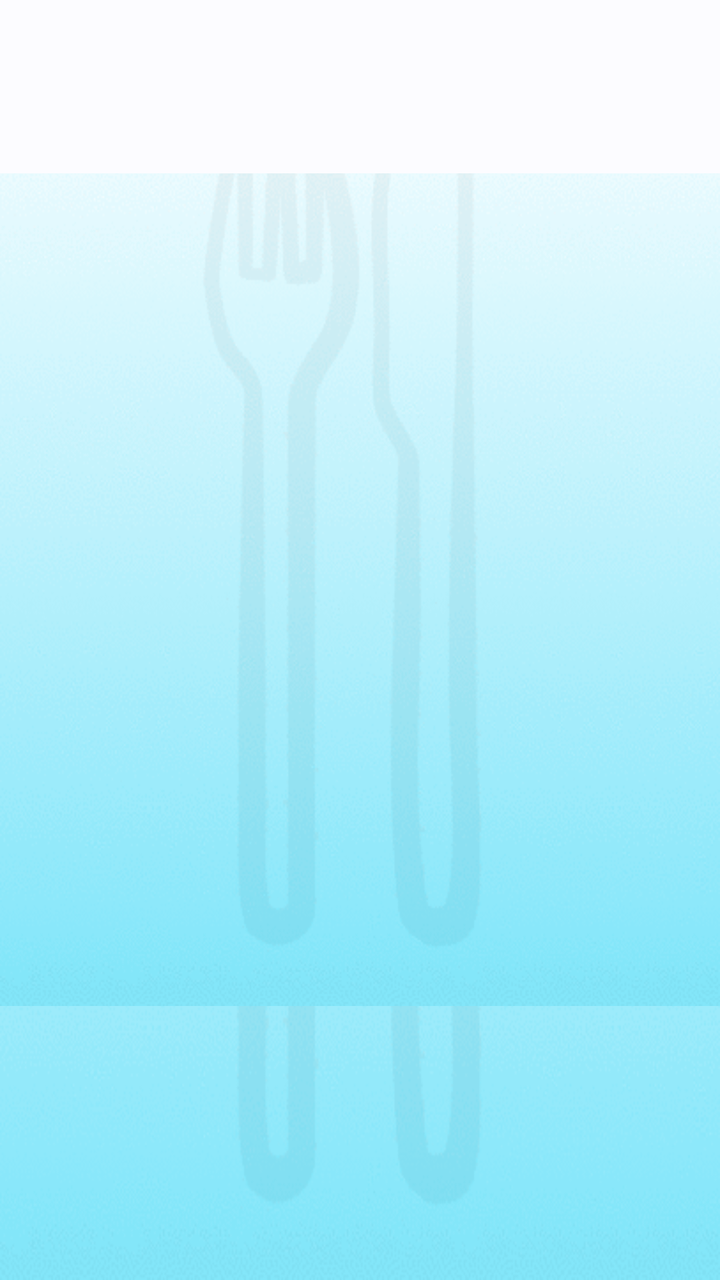
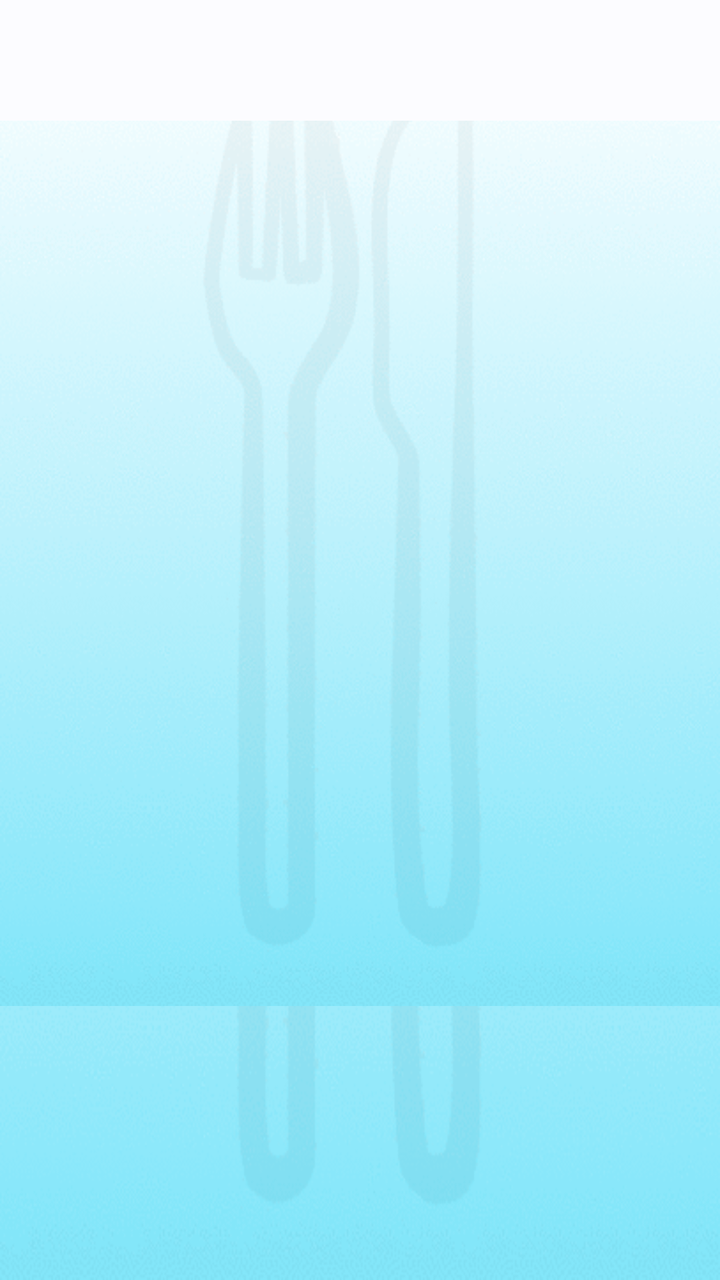

Compare the two renders of this Android layout. The source of the first and the diff that turns it into the second are given below.
<!-- AndroidManifest.xml: application theme AppTheme -->
<!-- res/layout/activity_restaurant_details.xml -->
<?xml version="1.0" encoding="utf-8"?>
<ScrollView xmlns:android="http://schemas.android.com/apk/res/android"
    xmlns:tools="http://schemas.android.com/tools"
    android:layout_width="match_parent"
    android:layout_height="match_parent"
    android:background="@drawable/imageedit_7_6436331298"
    tools:context=".MainActivity">

    <LinearLayout xmlns:android="http://schemas.android.com/apk/res/android"
        xmlns:tools="http://schemas.android.com/tools"
        android:layout_width="match_parent"
        android:layout_height="match_parent"
        android:background="@drawable/imageedit_7_6436331298"
        android:orientation="vertical"
        tools:context="com.example.rui.location.Restaurant_Results">


        <LinearLayout
            android:layout_width="fill_parent"
            android:layout_height="wrap_content"
            android:layout_gravity="bottom"
            android:orientation="vertical">


            <TextView
                android:id="@+id/restaurantName"
                android:layout_width="match_parent"
                android:layout_height="wrap_content"
                android:layout_gravity="center_vertical"
                android:gravity="center"
                android:paddingBottom="10dp"
                android:paddingTop="10dp"
                android:textColor="#2399fa"
                android:textSize="50dp"

                android:background="#fcfcff"
                android:textStyle="bold" />

            <ImageView
                android:id="@+id/image"
                android:layout_width="fill_parent"
                android:layout_height="fill_parent"
                android:layout_gravity="top"
                android:adjustViewBounds="true"
                android:paddingBottom="20dp"
                android:paddingLeft="40dp"
                android:paddingRight="40dp" />

            <ImageView
                android:layout_width="fill_parent"
                android:layout_height="fill_parent"
                android:adjustViewBounds="true"
                android:layout_gravity="top"
                android:id="@+id/ratingUrl"
                android:paddingBottom="15dp"
                android:paddingLeft="150dp"
                android:paddingRight="150dp"/>

            <TextView
                android:id="@+id/phoneNum"
                android:layout_width="fill_parent"
                android:layout_height="wrap_content"
                android:gravity="center"
                android:paddingLeft="40dp"
                android:paddingRight="40dp"
                android:textColor="#008cbb"
                android:textSize="25dp"
                android:autoLink="phone"/>

            <TextView
                android:id="@+id/address"
                android:layout_width="fill_parent"
                android:layout_height="wrap_content"
                android:gravity="center"
                android:paddingLeft="40dp"
                android:paddingRight="40dp"
                android:textColor="#008cbb"
                android:textSize="25dp"
                android:autoLink="map"/>

            <TextView
                android:id="@+id/review"
                android:layout_width="fill_parent"
                android:layout_height="wrap_content"
                android:gravity="center"
                android:paddingLeft="40dp"
                android:paddingRight="40dp"
                android:textColor="#008cbb"
                android:textSize="25dp"
                android:autoLink="map"/>

        </LinearLayout>

    </LinearLayout>
</ScrollView>
<!-- resources referenced by this layout -->
<resources>
  <!-- drawable imageedit_7_6436331298: gif bitmap (drawable, 40864 bytes) -->
  <style name="AppTheme" parent="Theme.AppCompat.Light.DarkActionBar">
          
          <item name="colorPrimary">@color/colorPrimary</item>
          <item name="colorPrimaryDark">@color/colorPrimaryDark</item>
          <item name="colorAccent">@color/colorAccent</item>
      </style>
  <color name="colorPrimary">#32b4ef</color>
  <color name="colorPrimaryDark">#2aa6de</color>
  <color name="colorAccent">#FF4081</color>
</resources>

<!-- the commit's change to res/layout/activity_restaurant_details.xml (unified diff, before → after) -->
@@ -31,8 +31,7 @@
                 android:paddingBottom="10dp"
                 android:paddingTop="10dp"
                 android:textColor="#2399fa"
-                android:textSize="50dp"
-
+                android:textSize="30dp"
                 android:background="#fcfcff"
                 android:textStyle="bold" />
 
@@ -47,14 +46,17 @@
                 android:paddingRight="40dp" />
 
             <ImageView
-                android:layout_width="fill_parent"
-                android:layout_height="fill_parent"
+                android:layout_width="wrap_content"
+                android:layout_height="wrap_content"
                 android:adjustViewBounds="true"
+                android:minHeight="150dp"
+                android:minWidth="150dp"
                 android:layout_gravity="top"
                 android:id="@+id/ratingUrl"
                 android:paddingBottom="15dp"
                 android:paddingLeft="150dp"
-                android:paddingRight="150dp"/>
+                android:paddingRight="150dp"
+                />
 
             <TextView
                 android:id="@+id/phoneNum"
